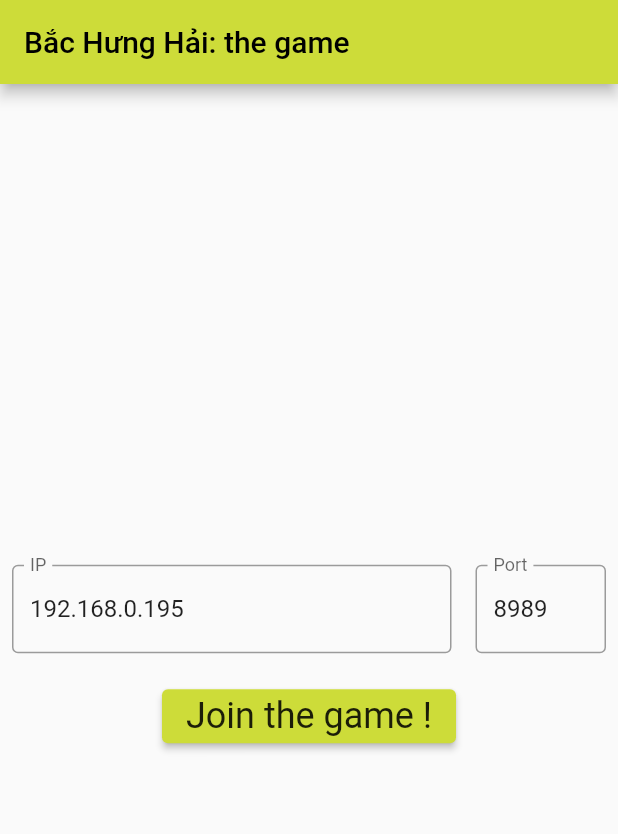
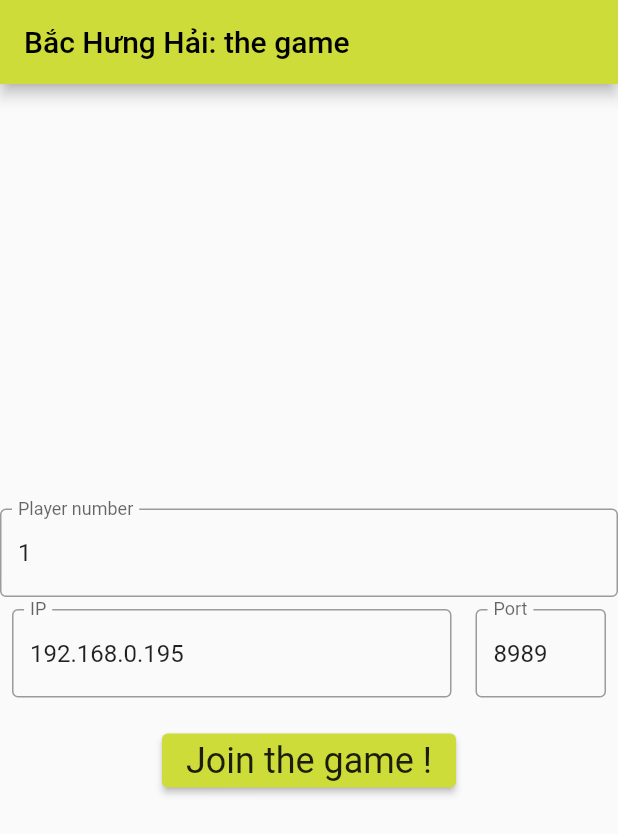
Before and after one commit to ACROSS-Lab/bac_hung_hai_app, a Flutter app: the screen it shows after launch, on a phone screen of 412 x 824 dp. Shown: the top 834 px of the screen. Run offline on Flutter 3.47's test engine with Material 2 defaults, Android fonts, the phone set to English and light mode, and no system bars; our stand-ins replace charts_flutter, wakelock.

Commit message:
Connection now works with asking for a player's number + get message buffer from first page to second

```diff
--- a/lib/home_page.dart
+++ b/lib/home_page.dart
@@ -29,6 +29,8 @@ class _MyHomePageState extends State<MyHomePage> with TickerProviderStateMixin{
   Socket? socket      = null;
   var ipController    = TextEditingController(text:'192.168.0.195');
   var portController  = TextEditingController(text:'8989');
+  var playerController= TextEditingController(text: '1');
+
   late AnimationController controller;
   bool loading        = false;
 
@@ -87,8 +89,7 @@ class _MyHomePageState extends State<MyHomePage> with TickerProviderStateMixin{
       try {
         var mess = utf8.decode(event, allowMalformed: true);
         print(mess);
-        for (var line in mess.split("\n").where((element) =>
-        element.trim() != '')) {
+        for (var line in mess.split("\n").where((element) => element.trim() != '')) {
           //If we receive the "init" data, it means we are accepted as a player and thus can push the game page
           if (line.startsWith("_INIT_DATA_")) {
             var data = jsonDecode(line.replaceAll("_INIT_DATA_:", ''));
@@ -97,7 +98,11 @@ class _MyHomePageState extends State<MyHomePage> with TickerProviderStateMixin{
               MaterialPageRoute(builder: (context) => CommandPage(
                 socket: socket!,
                 subscription: subscription!,
-                  init_data: data)),
+                init_data: data,
+                player_number: int.parse(playerController.text),
+                buffer: mess,
+                )
+              ),
             );
             setState(() {
               loading = false;
@@ -121,7 +126,7 @@ class _MyHomePageState extends State<MyHomePage> with TickerProviderStateMixin{
     });
 
     // Send request for connection
-    socket?.add(utf8.encode('_AFC_:${socket?.address.address}\n'));
+    socket?.add(utf8.encode('_AFC_:${playerController.text}\n'));
     await socket?.flush();
 
   }
@@ -143,6 +148,19 @@ class _MyHomePageState extends State<MyHomePage> with TickerProviderStateMixin{
               value: controller.value,
               semanticsLabel: 'Linear progress indicator',
             ),
+          ),
+          Row(
+            children: [
+              Expanded(child:
+              TextField(
+                controller: playerController,
+                decoration: const InputDecoration(
+                  border: OutlineInputBorder(),
+                  labelText: 'Player number',
+                ),
+                keyboardType: TextInputType.number,
+              ))
+            ],
           ),
           Row(
             children: [
```
Also changed, not shown: lib/command_page.dart (+21 -6 lines). Lines whose indentation alone changed are shown as unchanged.
